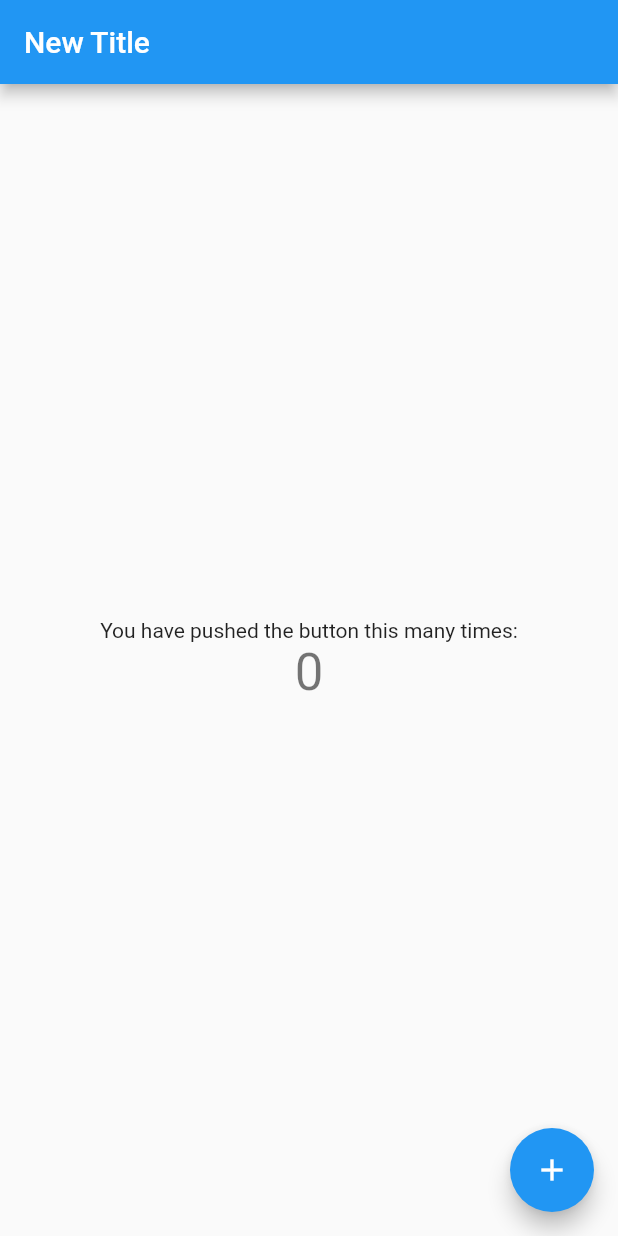
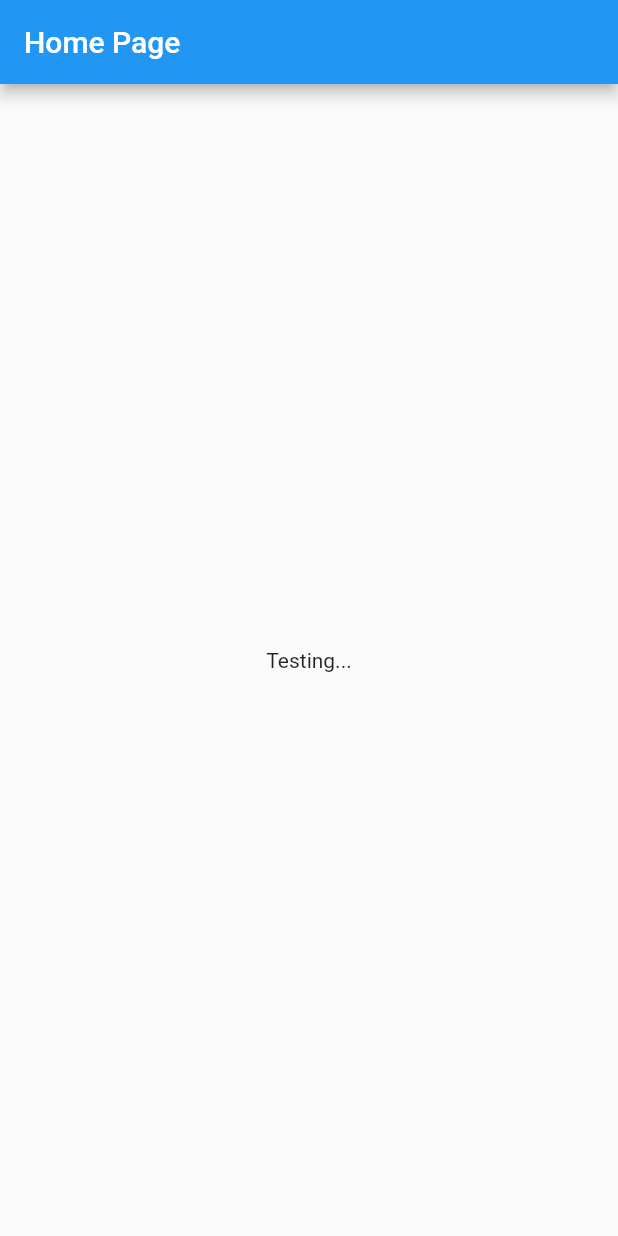
Before and after one commit to thetahmeed/FlutterRestAPI2, a Flutter app: the screen it shows after launch, on a phone screen of 412 x 824 dp. Run offline on Flutter 3.47's test engine with Material 2 defaults, Android fonts, the phone set to English and light mode, and no system bars.

Commit message:
Home page created

```diff
--- a/lib/main.dart
+++ b/lib/main.dart
@@ -1,3 +1,4 @@
+import 'package:api_with_flutter/views/home.dart';
 import 'package:flutter/material.dart';
 
 void main() {
@@ -11,58 +12,11 @@ class MyApp extends StatelessWidget {
   Widget build(BuildContext context) {
     return MaterialApp(
       debugShowCheckedModeBanner: false,
-      title: 'Flutter Demo',
+      title: 'Flutter API INT',
       theme: ThemeData(
         primarySwatch: Colors.blue,
       ),
-      home: const MyHomePage(title: 'New Title'),
+      home: const HomePage(),
     );
   }
 }
-
-class MyHomePage extends StatefulWidget {
-  const MyHomePage({Key? key, required this.title}) : super(key: key);
-
-  final String title;
-
-  @override
-  State<MyHomePage> createState() => _MyHomePageState();
-}
-
-class _MyHomePageState extends State<MyHomePage> {
-  int _counter = 0;
-
-  void _incrementCounter() {
-    setState(() {
-      _counter++;
-    });
-  }
-
-  @override
-  Widget build(BuildContext context) {
-    return Scaffold(
-      appBar: AppBar(
-        title: Text(widget.title),
-      ),
-      body: Center(
-        child: Column(
-          mainAxisAlignment: MainAxisAlignment.center,
-          children: <Widget>[
-            const Text(
-              'You have pushed the button this many times:',
-            ),
-            Text(
-              '$_counter',
-              style: Theme.of(context).textTheme.headline4,
-            ),
-          ],
-        ),
-      ),
-      floatingActionButton: FloatingActionButton(
-        onPressed: _incrementCounter,
-        tooltip: 'Increment',
-        child: const Icon(Icons.add),
-      ),
-    );
-  }
-}
--- /dev/null
+++ b/lib/views/home.dart
@@ -0,0 +1,20 @@
+import 'package:flutter/material.dart';
+
+class HomePage extends StatefulWidget {
+  const HomePage({Key? key}) : super(key: key);
+
+  @override
+  State<HomePage> createState() => _HomePageState();
+}
+
+class _HomePageState extends State<HomePage> {
+  @override
+  Widget build(BuildContext context) {
+    return Scaffold(
+      appBar: AppBar(
+        title: const Text("Home Page"),
+      ),
+      body: const Center(child: Text("Testing...")),
+    );
+  }
+}
```
